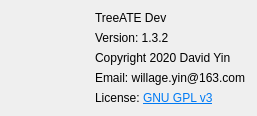
Qt form Src/TreeATEDev/aboutdlg.ui (WilliamYinwei/TreeATE) before a commit.
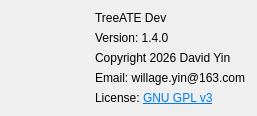
The same form after that commit. Icons and pictures are not drawn.

What changed in the file:
```diff
--- a/Src/TreeATEDev/aboutdlg.ui
+++ b/Src/TreeATEDev/aboutdlg.ui
@@ -6,8 +6,8 @@
    <rect>
     <x>0</x>
     <y>0</y>
-    <width>323</width>
-    <height>140</height>
+    <width>328</width>
+    <height>147</height>
    </rect>
   </property>
   <property name="windowTitle">
@@ -59,14 +59,14 @@
        <item>
         <widget class="QLabel" name="label_3">
          <property name="text">
-          <string>Version: 1.3.2</string>
+          <string>Version: 1.4.0</string>
          </property>
         </widget>
        </item>
        <item>
         <widget class="QLabel" name="label_4">
          <property name="text">
-          <string>Copyright 2020 David Yin</string>
+          <string>Copyright 2026 David Yin</string>
          </property>
         </widget>
        </item>
```
Left out of the diff: 2 changed lines with no effect on the pictures.
